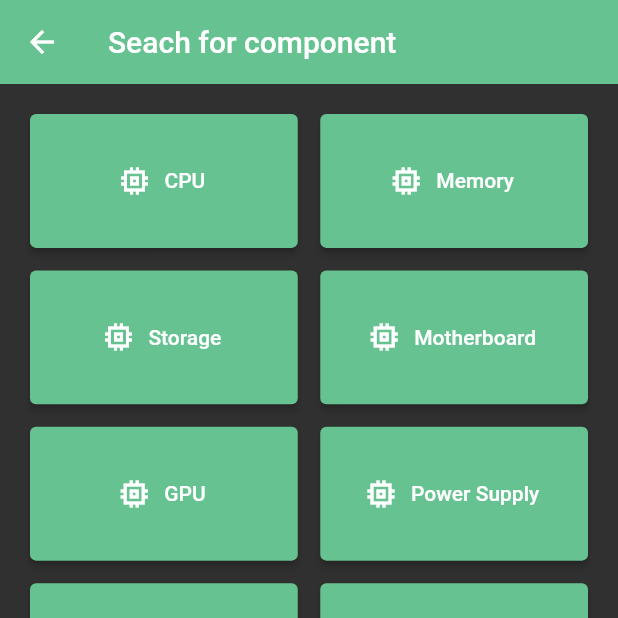
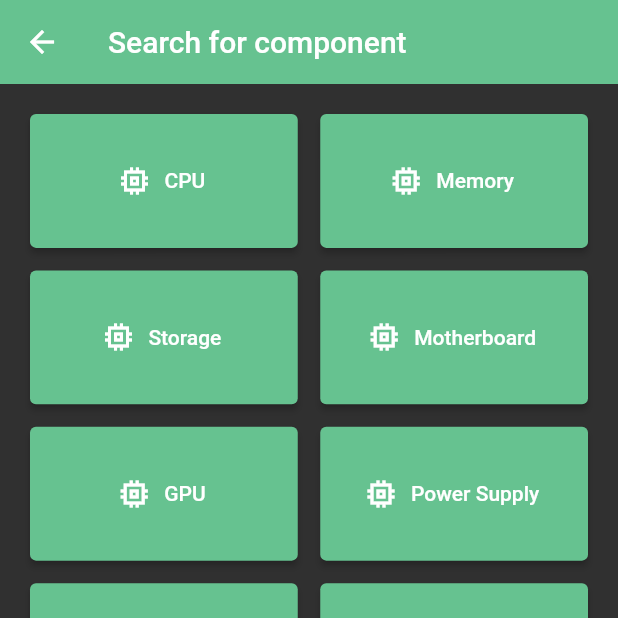
Before and after one commit to gcisneros310/QuickPC, a Flutter app: the PickSearch screen opened by its route, on a phone screen of 412 x 824 dp, the top half of it. Run offline on Flutter 3.47's test engine with Material 2 defaults, Android fonts, the phone set to English and light mode, and no system bars; our stand-ins replace google_fonts.

Commit message:
Search list and Part Info page added

```diff
--- a/lib/main.dart
+++ b/lib/main.dart
@@ -1,10 +1,13 @@
 import 'package:flutter/material.dart';
-import 'package:quick_pc/pages/home.dart';
+import 'package:quick_pc/pages/welcome.dart';
 import 'package:quick_pc/pages/loading.dart';
 import 'package:quick_pc/pages/loginscreen.dart';
+import 'package:quick_pc/pages/registerscreen.dart';
+import 'package:quick_pc/pages/home.dart';
 import 'package:quick_pc/pages/pick_search.dart';
-import 'package:quick_pc/pages/registerscreen.dart';
-import 'package:quick_pc/pages/welcome.dart';
+import 'package:quick_pc/pages/search_list.dart';
+import 'package:quick_pc/pages/part_info.dart';
+
 
 void main() => runApp(MaterialApp(
   initialRoute: '/welcome',
@@ -15,6 +18,8 @@ void main() => runApp(MaterialApp(
     '/registerscreen': (context) => RegisterScreen(),
     '/home': (context) => Home(),
     '/pick_search': (context) => PickSearch(),
+    '/search_list': (context) => SearchList(),
+    '/part_info': (context) => PartInfo(),
   }
 
 ));
--- a/lib/pages/home.dart
+++ b/lib/pages/home.dart
@@ -37,7 +37,7 @@ class _HomeState extends State<Home> {
               Navigator.pushNamed(context, '/pick_search');
             },
             icon: Icon(Icons.search),
-            label: Text('Search Parts 1'),
+            label: Text('Search Parts'),
             style: ElevatedButton.styleFrom(
               primary: logoColor
             )
--- a/lib/pages/pick_search.dart
+++ b/lib/pages/pick_search.dart
@@ -21,7 +21,7 @@ class _PickSearchState extends State<PickSearch> {
       backgroundColor: Colors.grey[850],
       appBar: AppBar(
         backgroundColor: logoColor,
-        title: Text('Seach for component'),
+        title: Text('Search for component'),
           elevation: 0,
       ),
       body: GridView.count(
@@ -36,7 +36,7 @@ class _PickSearchState extends State<PickSearch> {
             //CPU
             ElevatedButton.icon(
               onPressed: (){
-                //Navigator.pushNamed(context, '/pick_search');
+                Navigator.pushNamed(context, '/search_list');
               },
               icon: Icon(Icons.memory_sharp),
               label: Text('CPU'),
@@ -48,7 +48,7 @@ class _PickSearchState extends State<PickSearch> {
             //Memory
             ElevatedButton.icon(
                 onPressed: (){
-                  //Navigator.pushNamed(context, '/pick_search');
+                  Navigator.pushNamed(context, '/search_list');
                 },
                 icon: Icon(Icons.memory_sharp),
                 label: Text('Memory'),
@@ -60,7 +60,7 @@ class _PickSearchState extends State<PickSearch> {
             //STORAGE
             ElevatedButton.icon(
                 onPressed: (){
-                  //Navigator.pushNamed(context, '/pick_search');
+                  Navigator.pushNamed(context, '/search_list');
                 },
                 icon: Icon(Icons.memory_sharp),
                 label: Text('Storage'),
@@ -72,7 +72,7 @@ class _PickSearchState extends State<PickSearch> {
             //MOTHERBOARD
             ElevatedButton.icon(
                 onPressed: (){
-                  //Navigator.pushNamed(context, '/pick_search');
+                  Navigator.pushNamed(context, '/search_list');
                 },
                 icon: Icon(Icons.memory_sharp),
                 label: Text('Motherboard'),
@@ -84,7 +84,7 @@ class _PickSearchState extends State<PickSearch> {
             //GPU
             ElevatedButton.icon(
                 onPressed: (){
-                  //Navigator.pushNamed(context, '/pick_search');
+                  Navigator.pushNamed(context, '/search_list');
                 },
                 icon: Icon(Icons.memory_sharp),
                 label: Text('GPU'),
@@ -96,7 +96,7 @@ class _PickSearchState extends State<PickSearch> {
             //POWER SUPPLY
             ElevatedButton.icon(
                 onPressed: (){
-                  //Navigator.pushNamed(context, '/pick_search');
+                  Navigator.pushNamed(context, '/search_list');
                 },
                 icon: Icon(Icons.memory_sharp),
                 label: Text('Power Supply'),
@@ -108,7 +108,7 @@ class _PickSearchState extends State<PickSearch> {
             //CASE
             ElevatedButton.icon(
                 onPressed: (){
-                  //Navigator.pushNamed(context, '/pick_search');
+                  Navigator.pushNamed(context, '/search_list');
                 },
                 icon: Icon(Icons.memory_sharp),
                 label: Text('Case'),
@@ -120,7 +120,7 @@ class _PickSearchState extends State<PickSearch> {
             //CPU COOLER
             ElevatedButton.icon(
                 onPressed: (){
-                  //Navigator.pushNamed(context, '/pick_search');
+                  Navigator.pushNamed(context, '/search_list');
                 },
                 icon: Icon(Icons.memory_sharp),
                 label: Text('CPU Cooler'),
--- a/lib/pages/welcome.dart
+++ b/lib/pages/welcome.dart
@@ -1,7 +1,6 @@
 import 'package:flutter/material.dart';
 import 'package:google_fonts/google_fonts.dart';
 import 'package:quick_pc/pages/loginscreen.dart';
-import 'package:quick_pc/pages/registerscreen.dart';
 
 class Welcome extends StatefulWidget {
   @override
```
Also changed, not shown: lib/pages/part_info.dart (+69 -0 lines), lib/pages/search_list.dart (+58 -1 lines), pubspec.lock.
